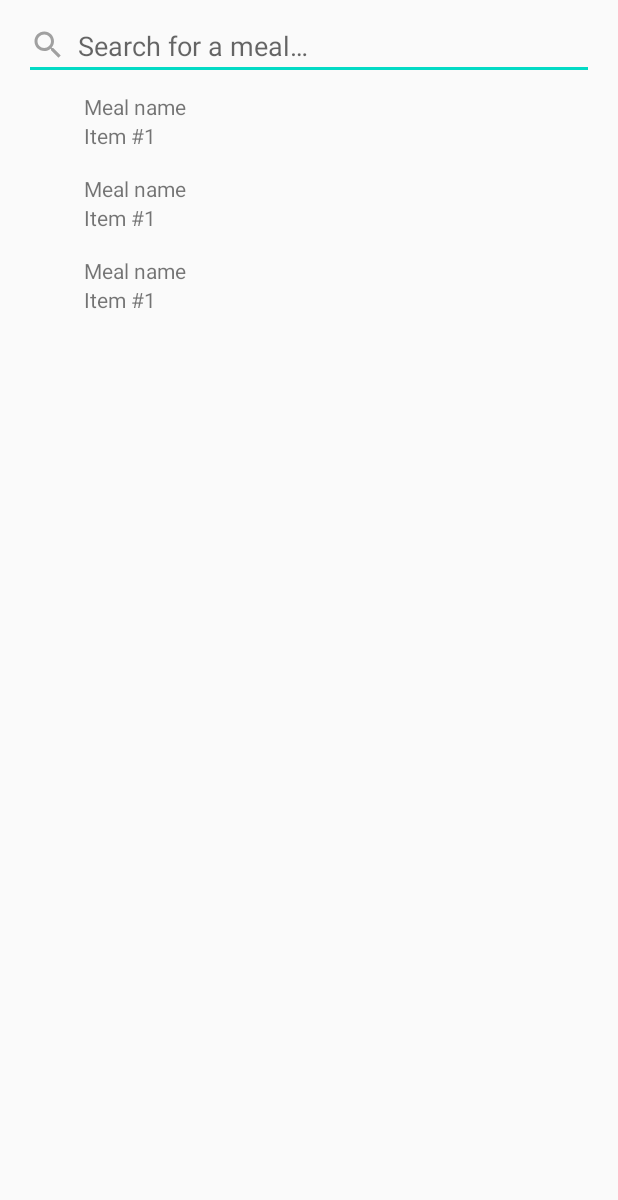
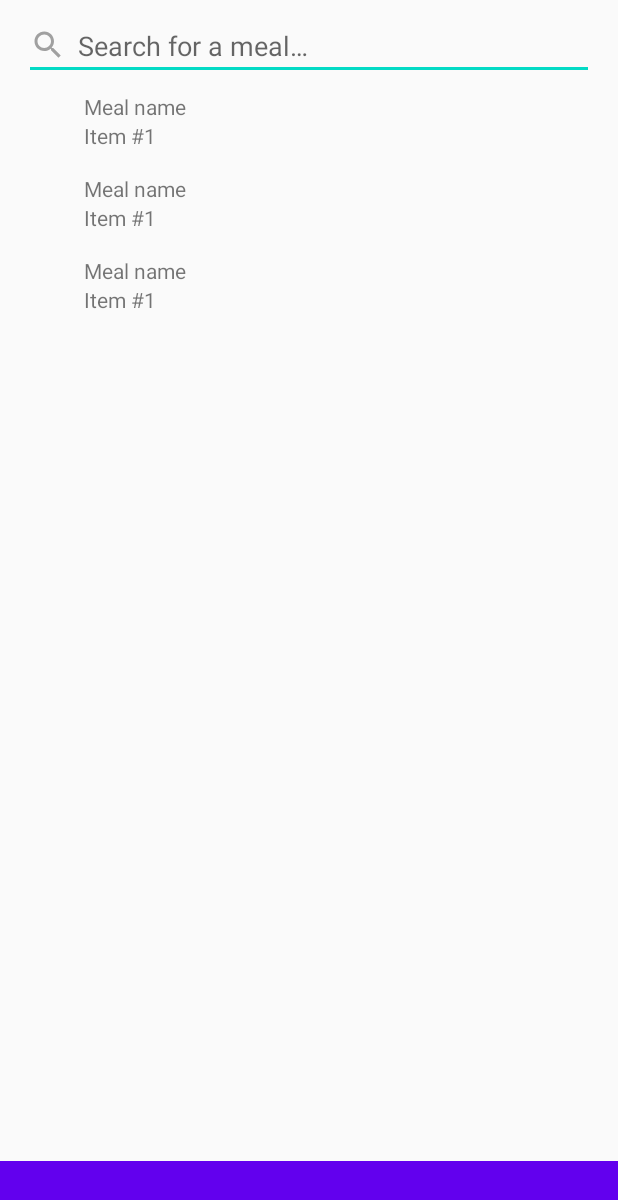
Before and after one commit to danfelix-dev/meal-search, an Android app: the layout search_fragment.xml on its own in the app's theme, with its tools: preview values and no code run, on a phone screen of 412 x 824 dp. Shown: the top 1200 px of the screen. Run offline under Robolectric (Android 15) with nearby library versions, the phone set to English and light mode, and no system bars.

Commit message:
Added bottom banner to search view

```diff
--- a/app/src/main/java/com/zshock/mealsearch/data/network/Api.kt
+++ b/app/src/main/java/com/zshock/mealsearch/data/network/Api.kt
@@ -55,4 +55,8 @@ class Api {
         return client.fetchMeals(query)
     }
 
+    fun fetchRandomMeal(): Call<SearchResponse> {
+        return client.fetchRandomMeal()
+    }
+
 }
--- a/app/src/main/java/com/zshock/mealsearch/data/network/MealSearchClient.kt
+++ b/app/src/main/java/com/zshock/mealsearch/data/network/MealSearchClient.kt
@@ -10,4 +10,7 @@ interface MealSearchClient {
     @GET("search.php")
     fun fetchMeals(@Query("s") query: String): Call<SearchResponse>
 
+    @GET("random.php")
+    fun fetchRandomMeal(): Call<SearchResponse>
+
 }
--- a/app/src/main/java/com/zshock/mealsearch/ui/BindingAdapters.kt
+++ b/app/src/main/java/com/zshock/mealsearch/ui/BindingAdapters.kt
@@ -7,8 +7,10 @@ import com.bumptech.glide.Glide
 import com.zshock.mealsearch.R
 
 @BindingAdapter("imageUrl")
-fun bindImageUrl(imageView: ImageView, imageUrl: String) {
-    Glide.with(imageView.context).load(imageUrl.replace("http://", "https://")).into(imageView);
+fun bindImageUrl(imageView: ImageView, imageUrl: String?) {
+    if (imageUrl != null) {
+        Glide.with(imageView.context).load(imageUrl.replace("http://", "https://")).into(imageView);
+    }
 }
 
 @BindingAdapter(value = ["instructions", "ingredients"])
--- a/app/src/main/res/layout/search_fragment.xml
+++ b/app/src/main/res/layout/search_fragment.xml
@@ -14,7 +14,7 @@
         android:layout_width="match_parent"
         android:layout_height="match_parent">
 
-    <EditText
+        <EditText
             android:id="@+id/searchEditText"
             android:layout_width="0dp"
             android:layout_height="wrap_content"
@@ -35,12 +35,23 @@
             android:layout_width="0dp"
             android:layout_height="0dp"
             app:layoutManager="androidx.recyclerview.widget.LinearLayoutManager"
-            app:layout_constraintBottom_toBottomOf="parent"
+            app:layout_constraintBottom_toTopOf="@id/bottomBannerImageView"
             app:layout_constraintLeft_toLeftOf="parent"
             app:layout_constraintRight_toRightOf="parent"
             app:layout_constraintTop_toBottomOf="@id/searchEditText"
             tools:listitem="@layout/search_item" />
 
+        <ImageView
+            android:id="@+id/bottomBannerImageView"
+            android:layout_width="0dp"
+            android:layout_height="50dp"
+            android:background="@color/colorPrimary"
+            android:paddingTop="@dimen/margin_small"
+            android:paddingBottom="@dimen/margin_small"
+            app:layout_constraintBottom_toBottomOf="parent"
+            app:layout_constraintLeft_toLeftOf="parent"
+            app:layout_constraintRight_toRightOf="parent" />
+
     </androidx.constraintlayout.widget.ConstraintLayout>
 
 </layout>
```
Also changed, not shown: app/src/main/java/com/zshock/mealsearch/data/repository/MealRepository.kt (+30 -0 lines), app/src/main/java/com/zshock/mealsearch/ui/search/SearchFragment.kt (+8 -0 lines), app/src/main/java/com/zshock/mealsearch/ui/search/SearchViewModel.kt (+9 -0 lines).
